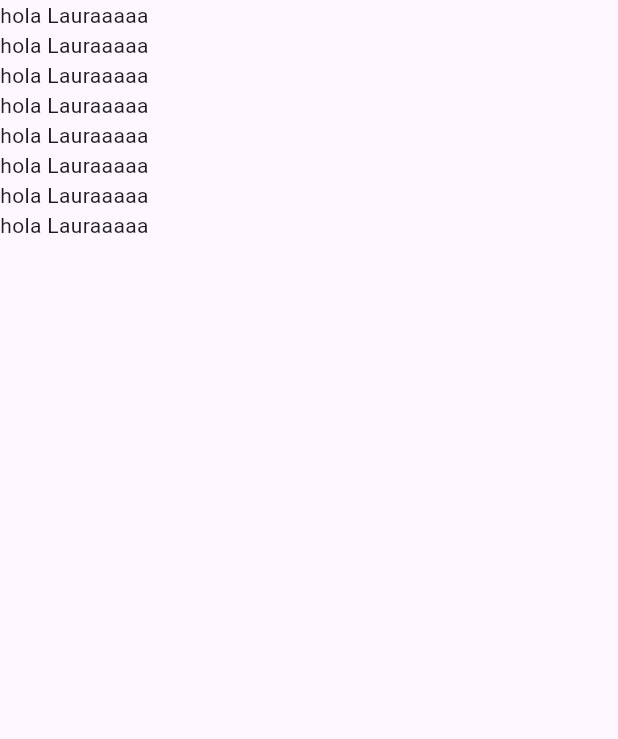
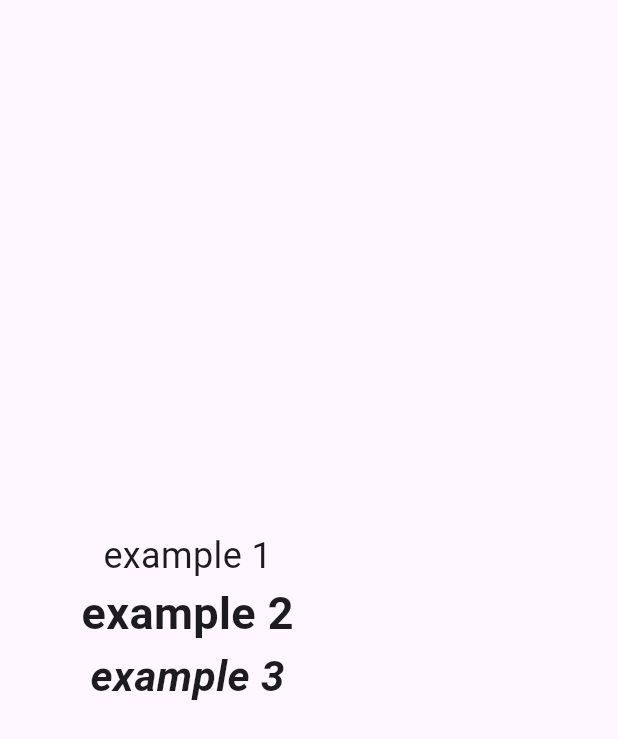
Before and after one commit to KilFex/Mi-primera-app-_-flutter, a Flutter app: the screen it shows after launch, on a phone screen of 412 x 824 dp. Shown: the top 739 px of the screen. Run offline on Flutter 3.47's test engine with Material 3 defaults, Android fonts, the phone set to English and light mode, and no system bars.

Commit message:
seguimos practicando flutter

```diff
--- /dev/null
+++ b/lib/components/text.dart
@@ -0,0 +1,31 @@
+import 'package:flutter/material.dart';
+
+class TextExample extends StatelessWidget {
+  const TextExample({super.key});
+
+  @override
+  Widget build(BuildContext context) {
+    return SizedBox(
+      width: 250,
+      child: const Column(
+        children: [
+          Spacer(),
+          Text("example 1", style: TextStyle(fontSize: 24)),
+          Text(
+            "example 2",
+            style: TextStyle(fontWeight: FontWeight.bold, fontSize: 30),
+          ),
+          Text(
+            "example 3",
+            style: TextStyle(
+              fontStyle: FontStyle.italic,
+              fontWeight: FontWeight.bold,
+              fontSize: 28,
+            ),
+          ),
+          Spacer(),
+        ],
+      ),
+    );
+  }
+}
--- a/lib/layouts/column.dart
+++ b/lib/layouts/column.dart
@@ -5,18 +5,20 @@ class ColumnExample extends StatelessWidget {
 
   @override
   Widget build(BuildContext context) {
-    return Column(
+    return Container(
+      color: const Color.fromARGB(255, 95, 95, 21),
+      width: 200,
+      child: Column(
+        mainAxisAlignment: MainAxisAlignment.spaceEvenly,
+        mainAxisSize: MainAxisSize.min,
         children: [
           Text("hola Lauraaaaa"),
           Text("hola Lauraaaaa"),
           Text("hola Lauraaaaa"),
           Text("hola Lauraaaaa"),
           Text("hola Lauraaaaa"),
-        Text("hola Lauraaaaa"),
-        Text("hola Lauraaaaa"),
-        Text("hola Lauraaaaa")
-
         ],
+      ),
     );
   }
 }
--- a/lib/main.dart
+++ b/lib/main.dart
@@ -1,5 +1,7 @@
 import 'package:flutter/material.dart';
-import 'package:flutter_application_1/layouts/column.dart';
+import 'package:flutter_application_1/components/text.dart';
+//import 'package:flutter_application_1/layouts/column.dart';
+import 'package:flutter_application_1/layouts/row.dart';
 
 void main() {
   runApp(const MainApp());
@@ -12,7 +14,7 @@ class MainApp extends StatelessWidget {
   Widget build(BuildContext context) {
     return const MaterialApp(
       home: Scaffold(
-        body: ColumnExample(),
+        body: TextExample(),
         ),
     );
   }
```
Also changed, not shown: lib/layouts/row.dart (added, +21 -0 lines), 1 other file. Lines whose indentation alone changed are shown as unchanged.
